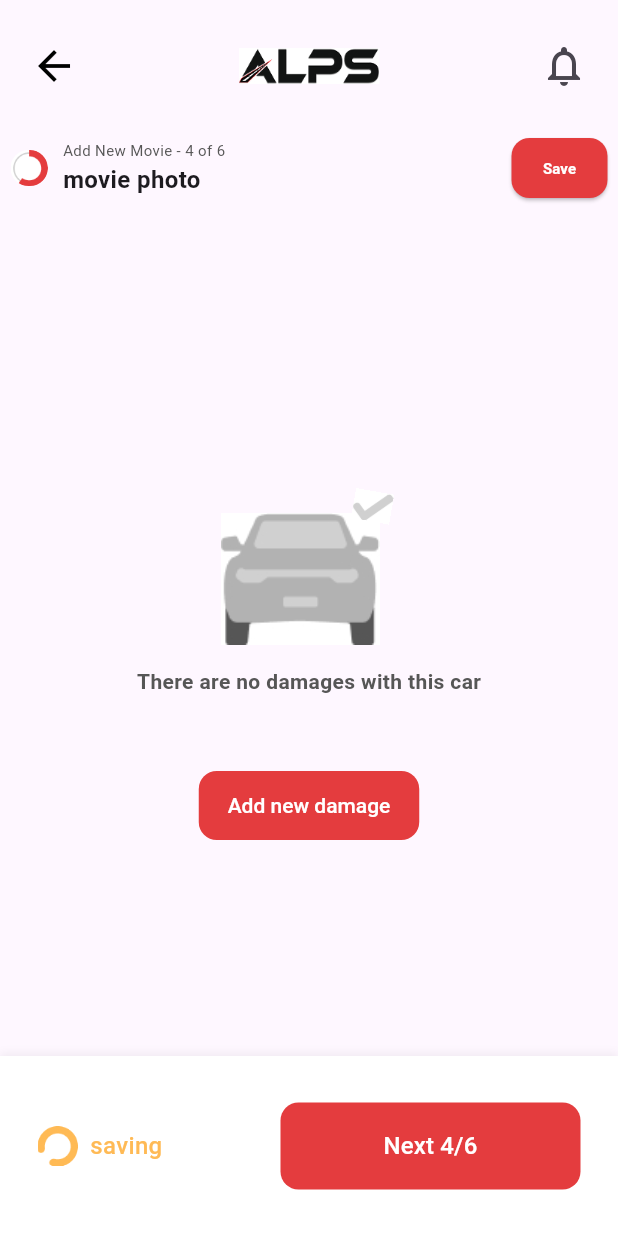
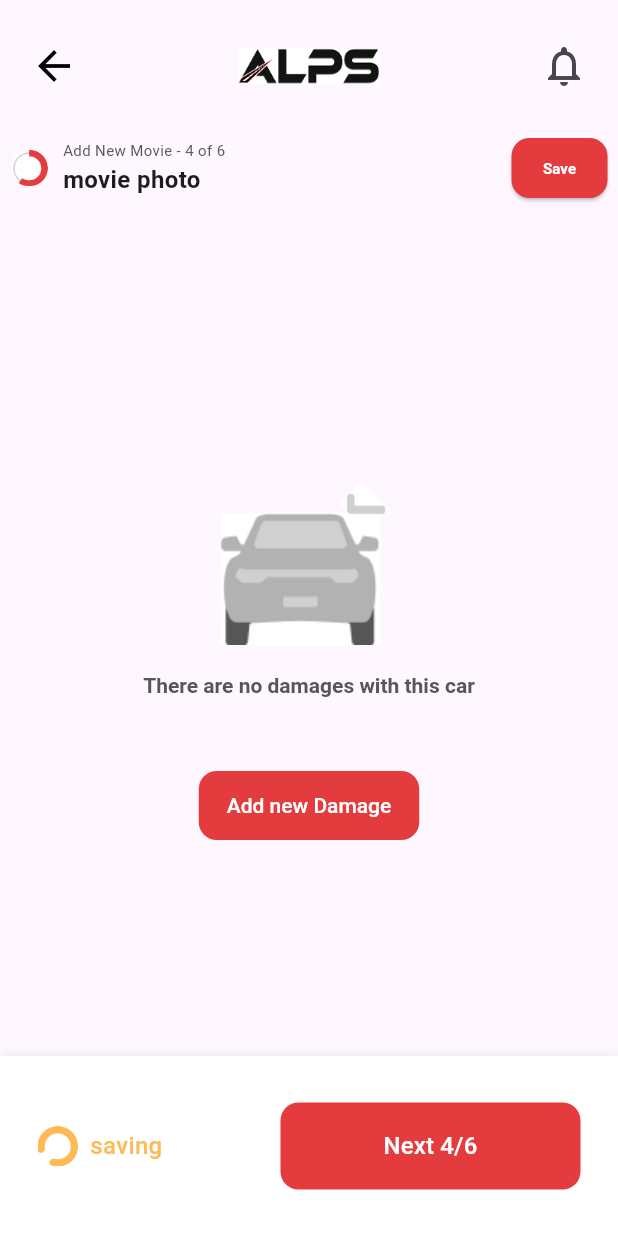
Before and after one commit to helalraed/my_flutter_app, a Flutter app: the MovieDetailsPage screen opened directly with empty values, on a phone screen of 412 x 824 dp. Run offline on Flutter 3.47's test engine with Material 3 defaults, Android fonts, the phone set to English and light mode, and no system bars; our stand-ins replace get; network calls fail; Roboto replaces fonts that are missing (DM Sans).

Commit message:
first fluter

```diff
--- a/lib/movie_details_page.dart
+++ b/lib/movie_details_page.dart
@@ -124,12 +124,17 @@ class MovieDetailsPage extends StatelessWidget {
                           alignment: Alignment.bottomCenter,
                           child: Text(
                             'There are no damages with this car',
+                            textAlign: TextAlign.center,
                             style: TextStyle(
+                              fontFamily: 'DM Sans',
+                              fontWeight: FontWeight.w700,
+                              fontSize: 14,
+                              height: 1.0, // = 14px line-height ÷ 14px font-size
+                              letterSpacing: 0.0,
                               color: Color(0xff565656),
-                              fontSize: 14,
-                              fontWeight: FontWeight.w700,
                             ),
                           ),
+
                         ),
                       ),
                       Positioned(
@@ -154,25 +159,26 @@ class MovieDetailsPage extends StatelessWidget {
                           decoration: BoxDecoration(
                             image: DecorationImage(
                               image: AssetImage('assets/car.jpg'),
-                              fit: BoxFit.contain,
+
                             ),
                           ),
                         ),
                       ),
                       // ✅ صورة Vector داخل الـ Container الأخضر
+
                   Positioned(
                   top: 27.46,
                   left: 136.97,
                   child: Transform.rotate(
-                          angle: 10 * pi / 180, // تحويل من درجة إلى راديان
+                    angle: pi / 4, // 45 درجة بالراديان
                     child: Image.asset(
                       'assets/Vector.jpg',
-                            width: 50.8351,
-                            height: 20.214,
-                            fit: BoxFit.contain,
+                      width: 38.83510904605877,
+                      height: 20.21397746777321,
                     ),
                   ),
                 ),
+
                 Positioned(
                         bottom: 0,
                         left: 0,
@@ -191,10 +197,10 @@ class MovieDetailsPage extends StatelessWidget {
                                 ),
                                 shadowColor: Colors.transparent,
                                 elevation: 0,
-                                padding: EdgeInsets.zero,
+                                padding: const EdgeInsets.only(top: 12.0 , right: 16, bottom: 12 , left: 16),
                               ),
                               child: const Text(
-                                'Add new damage',
+                                'Add new Damage',
                                 style: TextStyle(
                                   fontWeight: FontWeight.w500,
                                   fontSize: 14,
```
Also changed, not shown: lib/movie_page.dart (+10 -10 lines), lib/movie_tile.dart (+4 -8 lines). Lines whose indentation alone changed are shown as unchanged.
